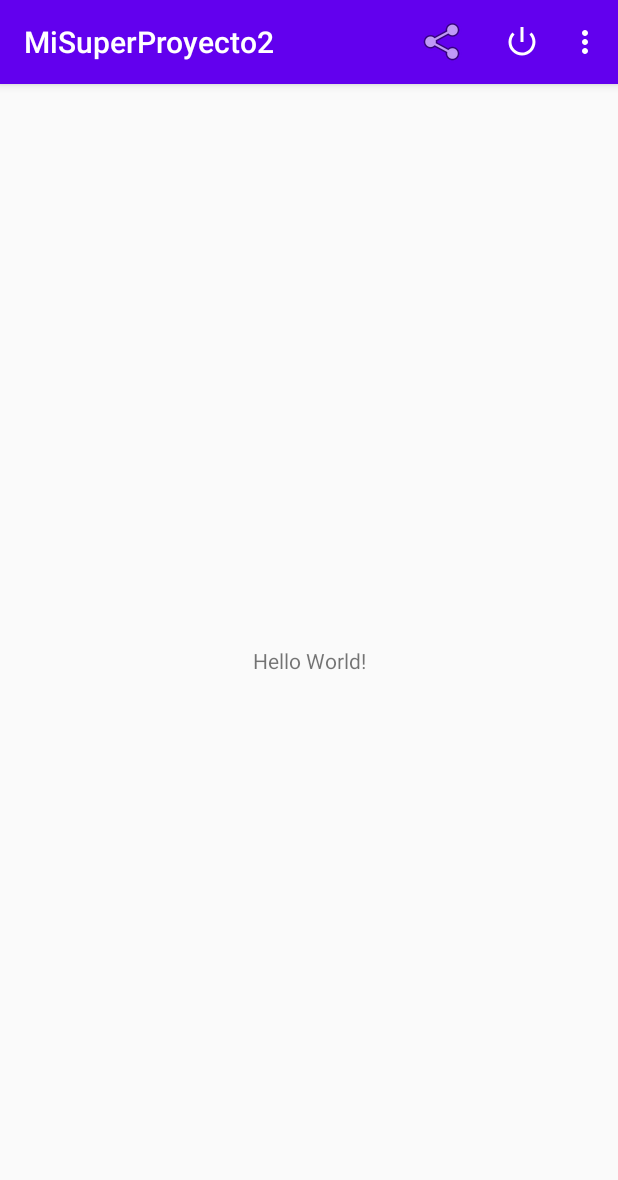
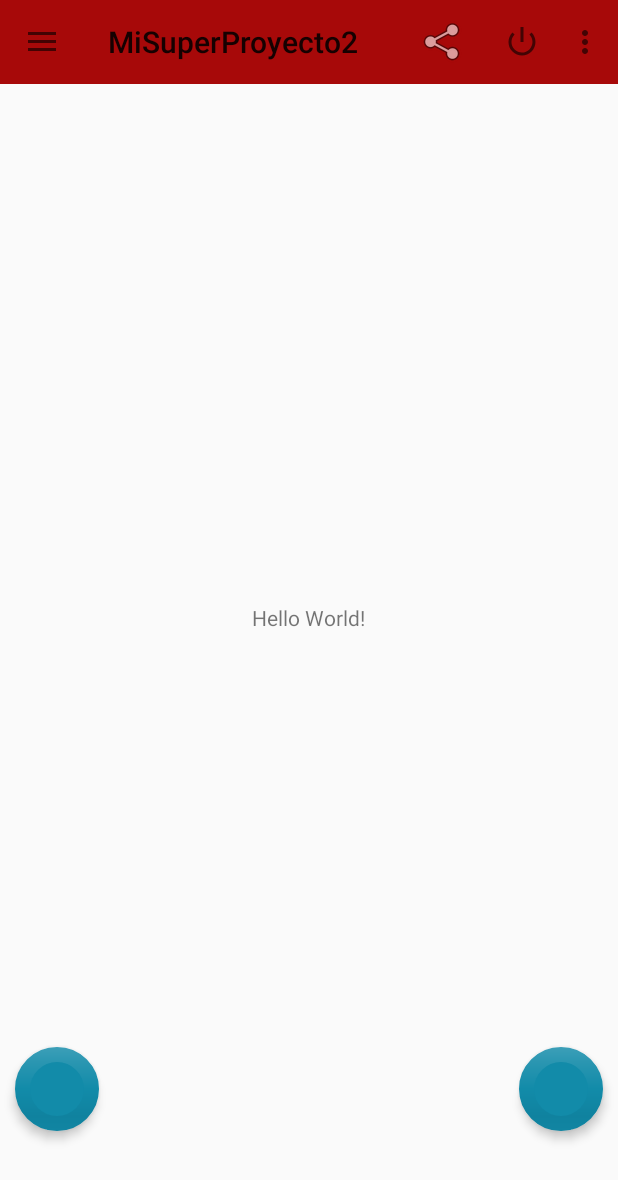
Before and after one commit to ArthurZGK/MiSuperProyecto2, an Android app: the screen it shows after launch (MainActivity), on a phone screen of 412 x 824 dp. Shown: the top 1180 px of the screen. Run offline under Robolectric (Android 15) with nearby library versions, the phone set to English and light mode, and no system bars.

Commit message:
material design

```diff
--- a/app/build.gradle
+++ b/app/build.gradle
@@ -29,5 +29,5 @@ dependencies {
     testImplementation 'junit:junit:4.12'
     androidTestImplementation 'androidx.test.ext:junit:1.1.1'
     androidTestImplementation 'androidx.test.espresso:espresso-core:3.2.0'
-
+    implementation 'com.google.android.material:material:1.0.0-rc01'
 }
--- a/app/src/main/res/layout/activity_main.xml
+++ b/app/src/main/res/layout/activity_main.xml
@@ -1,18 +1,47 @@
 <?xml version="1.0" encoding="utf-8"?>
-<androidx.constraintlayout.widget.ConstraintLayout xmlns:android="http://schemas.android.com/apk/res/android"
+<androidx.coordinatorlayout.widget.CoordinatorLayout xmlns:android="http://schemas.android.com/apk/res/android"
     xmlns:app="http://schemas.android.com/apk/res-auto"
     xmlns:tools="http://schemas.android.com/tools"
     android:layout_width="match_parent"
     android:layout_height="match_parent"
     tools:context=".MainActivity">
-
     <TextView
         android:layout_width="wrap_content"
         android:layout_height="wrap_content"
-        android:text="Hello World!"
-        app:layout_constraintBottom_toBottomOf="parent"
-        app:layout_constraintLeft_toLeftOf="parent"
-        app:layout_constraintRight_toRightOf="parent"
-        app:layout_constraintTop_toTopOf="parent" />
-
-</androidx.constraintlayout.widget.ConstraintLayout>
+        android:layout_gravity="center"
+        android:text="Hello World!" />
+    <androidx.appcompat.widget.Toolbar
+        android:id="@+id/toolbar"
+        android:layout_width="match_parent"
+        android:layout_height="wrap_content"
+        android:background="#a70909"
+        android:minHeight="?attr/actionBarSize"/>
+    <com.google.android.material.floatingactionbutton.FloatingActionButton
+        android:layout_width="wrap_content"
+        android:layout_height="wrap_content"
+        android:layout_gravity="bottom|end"
+        android:layout_marginRight="10dp"
+        android:layout_marginBottom="70dp"
+        android:tag="fabderecha"
+        app:backgroundTint="#128ba9"
+        app:borderWidth="10dp"
+        app:elevation="4dp"
+        app:fabSize="normal"
+        app:rippleColor="#43e3ff"
+        android:onClick="fabderecha"
+        />
+    <com.google.android.material.floatingactionbutton.FloatingActionButton
+        android:layout_width="wrap_content"
+        android:layout_height="wrap_content"
+        android:layout_gravity="bottom|left"
+        android:layout_marginLeft="10dp"
+        android:layout_marginBottom="70dp"
+        android:tag="fabizquierda"
+        app:backgroundTint="#128ba9"
+        app:borderWidth="10dp"
+        app:elevation="4dp"
+        app:fabSize="normal"
+        app:rippleColor="#43e3ff"
+        android:onClick="fabizquierda"
+        />
+</androidx.coordinatorlayout.widget.CoordinatorLayout>
--- /dev/null
+++ b/app/src/main/res/layout/drawerlayout.xml
@@ -0,0 +1,22 @@
+<androidx.drawerlayout.widget.DrawerLayout
+    xmlns:android="http://schemas.android.com/apk/res/android"
+    xmlns:app="http://schemas.android.com/apk/res-auto"
+    android:id="@+id/drawer_layout"
+    android:layout_width="match_parent"
+    android:layout_height="match_parent"
+    android:fitsSystemWindows="true">
+    <!--El contenido de la actividad -->
+    <include
+        layout="@layout/activity_main"
+        android:layout_width="match_parent"
+        android:layout_height="match_parent" />
+    <!--El contenido del Navigation Drawer -->
+    <com.google.android.material.navigation.NavigationView
+        android:id="@+id/nav_view"
+        android:layout_width="wrap_content"
+        android:layout_height="match_parent"
+        android:layout_gravity="start"
+        android:fitsSystemWindows="true"
+        app:headerLayout="@layout/nav_header_main"
+        app:menu="@menu/menu2" />
+</androidx.drawerlayout.widget.DrawerLayout>
--- /dev/null
+++ b/app/src/main/res/menu/menu2.xml
@@ -0,0 +1,26 @@
+<menu xmlns:android="http://schemas.android.com/apk/res/android">
+    <group android:checkableBehavior="single">
+        <item android:id="@+id/nav_comunicacion"
+            android:icon="@android:drawable/ic_menu_gallery"
+            android:title="Comunicacion" />
+        <item android:id="@+id/nav_intenciones"
+            android:icon="@android:drawable/ic_menu_gallery"
+            android:title="Intenciones" />
+        <item android:id="@+id/nav_multimedia"
+            android:icon="@android:drawable/ic_menu_gallery"
+            android:title="Multimedia" />
+        <item android:id="@+id/nav_permisos"
+            android:icon="@android:drawable/ic_menu_gallery"
+            android:title="Permisos" />
+    </group>
+    <item android:title="Acciones adicionales">
+        <menu>
+            <item android:id="@+id/nav_compartir"
+                android:icon="@android:drawable/ic_menu_share"
+                android:title="Compartir" />
+            <item android:id="@+id/nav_salir"
+                android:icon="@android:drawable/ic_menu_manage"
+                android:title="Salir" />
+        </menu>
+    </item>
+</menu>
--- a/app/src/main/res/values/strings.xml
+++ b/app/src/main/res/values/strings.xml
@@ -1,3 +1,5 @@
 <resources>
     <string name="app_name">MiSuperProyecto2</string>
+    <string name="drawer_open">abierto</string>
+    <string name="drawer_close">cerrado</string>
 </resources>
--- a/app/src/main/res/values/styles.xml
+++ b/app/src/main/res/values/styles.xml
@@ -1,6 +1,6 @@
 <resources>
     <!-- Base application theme. -->
-    <style name="AppTheme" parent="Theme.AppCompat.Light.DarkActionBar">
+    <style name="AppTheme"  parent="Theme.AppCompat.Light.NoActionBar">
         <!-- Customize your theme here. -->
         <item name="colorPrimary">@color/colorPrimary</item>
         <item name="colorPrimaryDark">@color/colorPrimaryDark</item>
```
Also changed, not shown: app/src/main/java/com/example/misuperproyecto2/MainActivity.java (+92 -2 lines), app/src/main/res/layout/nav_header_main.xml (added, +30 -0 lines).
